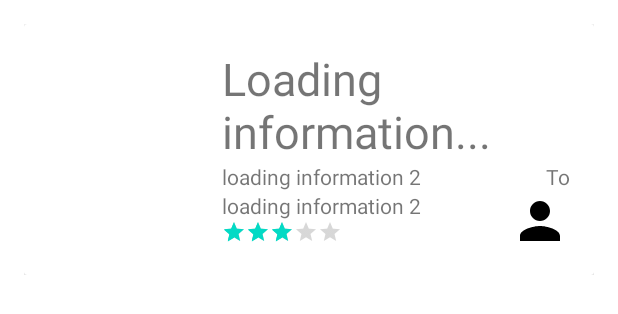
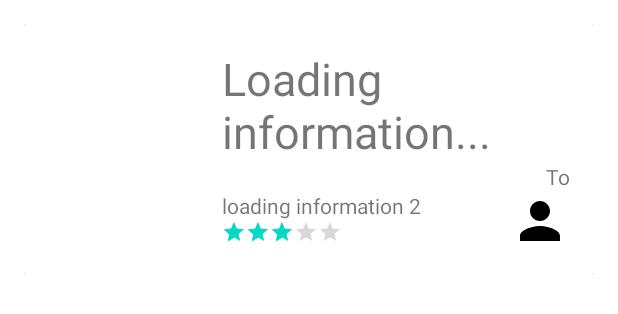
Before and after one commit to mospy26/foodfair, an Android app: the layout adapter_history.xml on its own in the app's theme, with its tools: preview values and no code run, on a phone screen of 412 x 824 dp. Shown: the top 314 px of the screen. Run offline under Robolectric (Android 15) with nearby library versions, the phone set to English and light mode, and no system bars; plain views replace MaterialRatingBar; Roboto replaces fonts that are not available here.

Commit message:
Fix history fragment layout

```diff
--- a/app/src/main/res/layout/adapter_history.xml
+++ b/app/src/main/res/layout/adapter_history.xml
@@ -40,7 +40,8 @@
                 android:layout_height="wrap_content"
                 android:layout_below="@+id/food_name"
                 android:layout_toRightOf="@+id/food_photo"
-                android:text="loading information 2" />
+                android:text="loading information 2"
+                android:visibility="invisible"/>
 
             <TextView
                 android:layout_width="wrap_content"
```
Also changed, not shown: app/src/main/java/com/foodfair/ui/hamburger/HistoryAdapter.java (+12 -12 lines).
